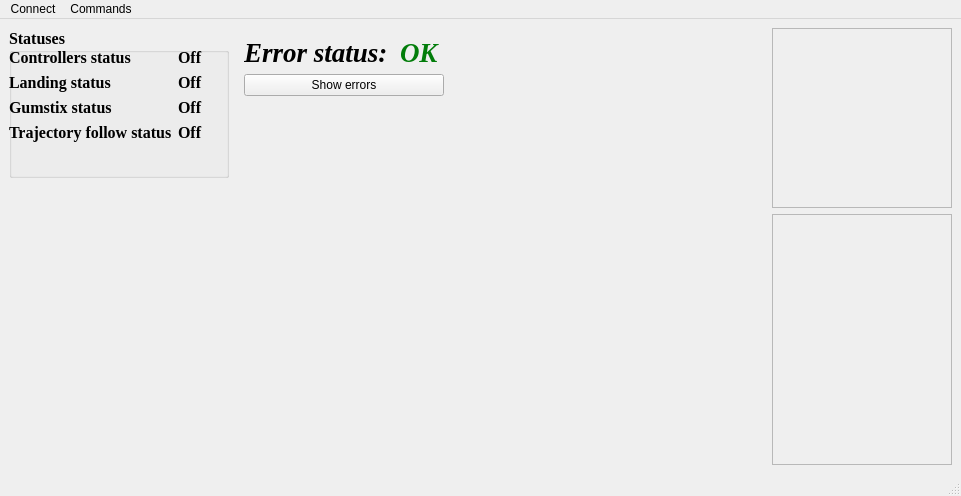
This is software/QuadrocopterGUI/quadroone.ui in klaxalk/multirotor-control-board as Qt 5 draws it before an edit. The edited form follows.
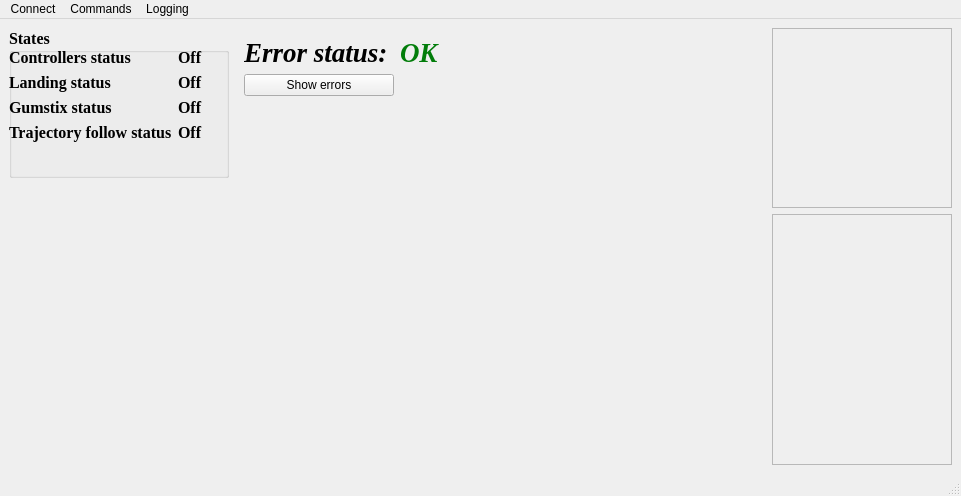
This is the edited form. Custom widgets are drawn as their Qt base class.

```diff
--- a/software/QuadrocopterGUI/quadroone.ui
+++ b/software/QuadrocopterGUI/quadroone.ui
@@ -44,7 +44,7 @@
              </font>
             </property>
             <property name="title">
-             <string>Statuses</string>
+             <string>States</string>
             </property>
             <widget class="QWidget" name="layoutWidget">
              <property name="geometry">
@@ -635,7 +635,7 @@
                 <widget class="QPushButton" name="pushButton">
                  <property name="maximumSize">
                   <size>
-                   <width>200</width>
+                   <width>150</width>
                    <height>50</height>
                   </size>
                  </property>
@@ -1281,9 +1281,18 @@
     <addaction name="menuSet_Points"/>
     <addaction name="menuTrajectory"/>
     <addaction name="menuGumstix"/>
+    <addaction name="actionGroup_commanding"/>
+   </widget>
+   <widget class="QMenu" name="menuLogging">
+    <property name="title">
+     <string>Logging</string>
+    </property>
+    <addaction name="actionChange_name_of_file"/>
+    <addaction name="actionLogging_telemetry"/>
    </widget>
    <addaction name="menuConnect"/>
    <addaction name="menuDebug"/>
+   <addaction name="menuLogging"/>
   </widget>
   <widget class="QStatusBar" name="statusbar"/>
   <action name="actionOn">
```
Left out of the diff: 25 changed lines with no effect on the pictures.
